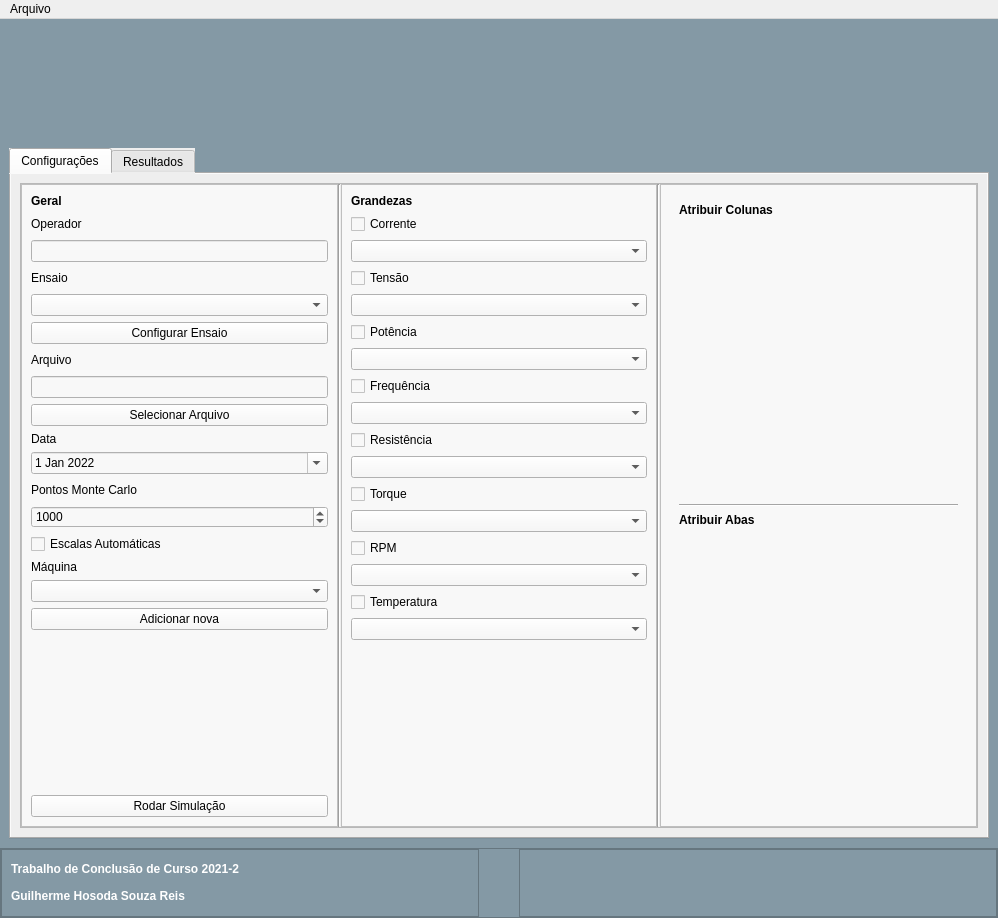
This is interface_nova.ui in GHosoda/TCC as Qt 5 draws it before an edit. The edited form follows.
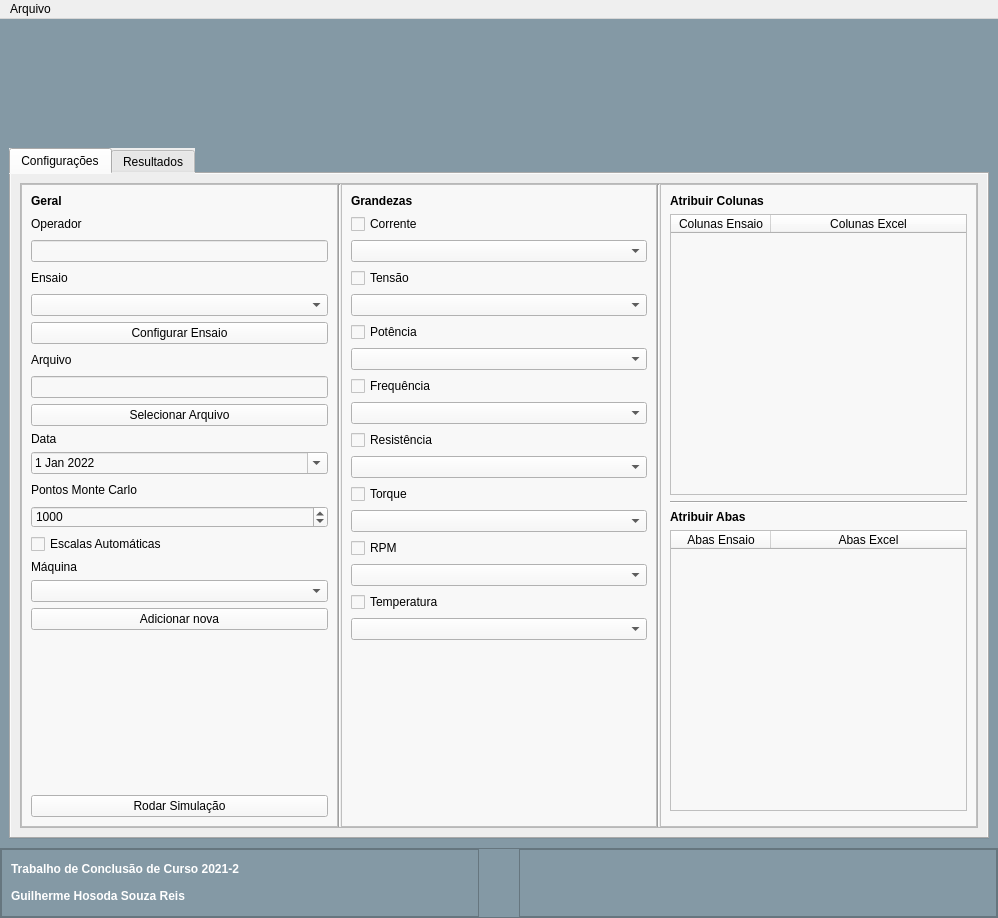
This is the edited form. Icons and pictures are not drawn.

```diff
--- a/interface_nova.ui
+++ b/interface_nova.ui
@@ -634,6 +634,21 @@
                  <enum>QFrame::Raised</enum>
                 </property>
                 <layout class="QVBoxLayout" name="verticalLayout_5">
+                 <property name="spacing">
+                  <number>0</number>
+                 </property>
+                 <property name="leftMargin">
+                  <number>0</number>
+                 </property>
+                 <property name="topMargin">
+                  <number>0</number>
+                 </property>
+                 <property name="rightMargin">
+                  <number>0</number>
+                 </property>
+                 <property name="bottomMargin">
+                  <number>0</number>
+                 </property>
                  <item>
                   <widget class="QScrollArea" name="scrollArea">
                    <property name="frameShape">
@@ -650,8 +665,8 @@
                      <rect>
                       <x>0</x>
                       <y>0</y>
-                      <width>296</width>
-                      <height>623</height>
+                      <width>314</width>
+                      <height>641</height>
                      </rect>
                     </property>
                     <layout class="QVBoxLayout" name="verticalLayout_10">
@@ -672,7 +687,24 @@
                       </widget>
                      </item>
                      <item>
-                      <widget class="QWidget" name="w_colunas" native="true"/>
+                      <widget class="QTableWidget" name="tw_colunas">
+                       <property name="sizeAdjustPolicy">
+                        <enum>QAbstractScrollArea::AdjustIgnored</enum>
+                       </property>
+                       <attribute name="horizontalHeaderStretchLastSection">
+                        <bool>true</bool>
+                       </attribute>
+                       <column>
+                        <property name="text">
+                         <string>Colunas Ensaio</string>
+                        </property>
+                       </column>
+                       <column>
+                        <property name="text">
+                         <string>Colunas Excel</string>
+                        </property>
+                       </column>
+                      </widget>
                      </item>
                      <item>
                       <widget class="Line" name="line_2">
@@ -697,6 +729,23 @@
                        </property>
                       </widget>
                      </item>
+                     <item>
+                      <widget class="QTableWidget" name="tw_linhas">
+                       <attribute name="horizontalHeaderStretchLastSection">
+                        <bool>true</bool>
+                       </attribute>
+                       <column>
+                        <property name="text">
+                         <string>Abas Ensaio</string>
+                        </property>
+                       </column>
+                       <column>
+                        <property name="text">
+                         <string>Abas Excel</string>
+                        </property>
+                       </column>
+                      </widget>
+                     </item>
                      <item>
                       <widget class="QWidget" name="w_abas" native="true"/>
                      </item>
```
